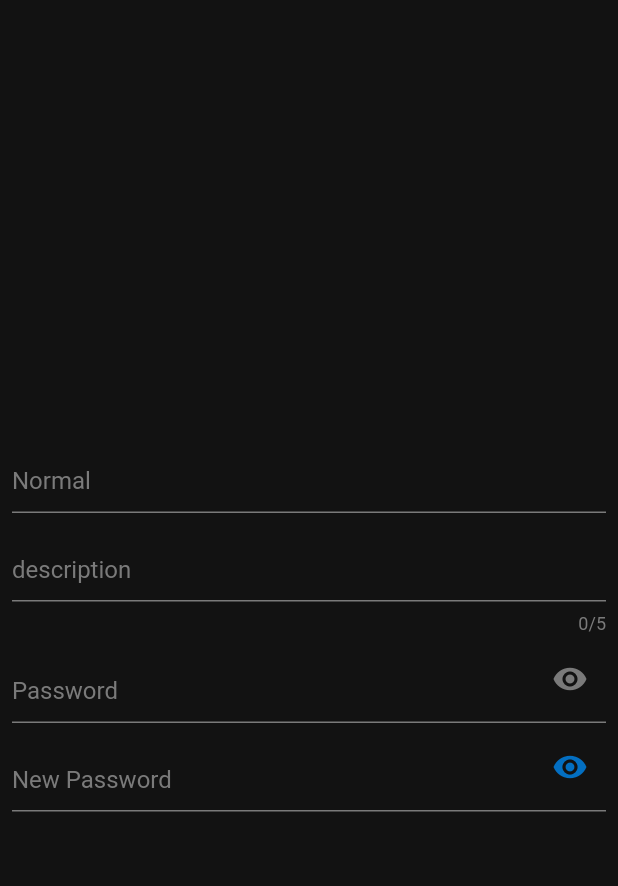
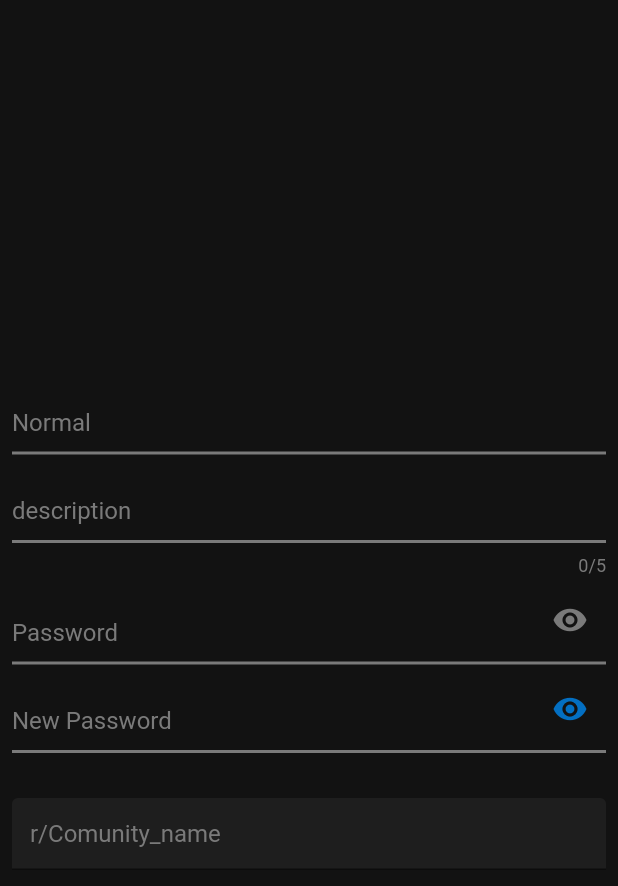
Before and after one commit to SarahElzayat/Flutter-Reddit-Clone, a Flutter app: the screen it shows after launch, on a phone screen of 412 x 824 dp. Shown: the top 886 px of the screen. Run offline on Flutter 3.47's test engine with Material 2 defaults, Android fonts, the phone set to English and light mode, and no system bars.

Commit message:
square TextField

```diff
--- a/reddit/lib/components/text_fields.dart
+++ b/reddit/lib/components/text_fields.dart
@@ -19,6 +19,12 @@ Widget defaultTextField(
     onFieldSubmitted: onSubmitted,
     style: const TextStyle(color: lightGreyColor),
     decoration: InputDecoration(
+      enabledBorder: const UnderlineInputBorder(
+        borderSide: BorderSide(color: greyColor, width: 2.0),
+      ),
+      focusedBorder: const UnderlineInputBorder(
+        borderSide: BorderSide(color: darkBlueColor, width: 2.0),
+      ),
       labelText: labelText,
       suffixIcon: icon,
       suffixIconColor: greyColor,
@@ -27,3 +33,37 @@ Widget defaultTextField(
     maxLength: maxLength,
   );
 }
+
+Widget squareTextField(
+  String labelText, {
+  IconButton? icon,
+  bool obscureText = false,
+  void Function(String)? onChanged,
+  void Function(String)? onSubmitted,
+  keyboardType = TextInputType.text,
+  TextEditingController? formController,
+  int? maxLength,
+}) {
+  return TextFormField(
+    controller: formController,
+    obscureText: obscureText,
+    onChanged: onChanged,
+    keyboardType: keyboardType,
+    onFieldSubmitted: onSubmitted,
+    style: const TextStyle(color: lightGreyColor),
+    decoration: InputDecoration(
+      hintText: labelText,
+      filled: true,
+      fillColor: darkGreyColor,
+      suffixIcon: icon,
+      suffixIconColor: greyColor,
+      counterStyle: const TextStyle(color: greyColor),
+      border: null,
+      enabledBorder: null,
+      focusedBorder: const UnderlineInputBorder(
+        borderSide: BorderSide(color: Colors.transparent, width: 0),
+      ),
+    ),
+    maxLength: maxLength,
+  );
+}
--- a/reddit/lib/main.dart
+++ b/reddit/lib/main.dart
@@ -20,13 +20,8 @@ class Main extends StatelessWidget {
         inputDecorationTheme: const InputDecorationTheme(
           floatingLabelStyle: TextStyle(color: darkBlueColor),
           labelStyle: TextStyle(color: greyColor),
+          hintStyle: TextStyle(color: greyColor),
           suffixIconColor: greyColor,
-          focusedBorder: UnderlineInputBorder(
-            borderSide: BorderSide(color: darkBlueColor),
-          ),
-          enabledBorder: UnderlineInputBorder(
-            borderSide: BorderSide(color: greyColor),
-          ),
           alignLabelWithHint: true,
         ),
       ),
@@ -55,6 +50,8 @@ class Main extends StatelessWidget {
                     color: darkBlueColor,
                   ),
                 ),
+                const SizedBox(height: 30),
+                squareTextField('r/Comunity_name'),
               ],
             ),
           ),
```
Also changed, not shown: reddit/lib/components/my_text_field.dart (added, +31 -0 lines).
